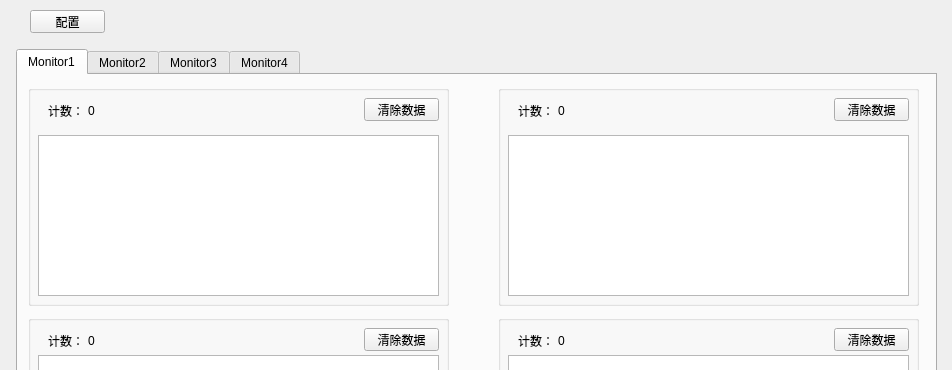
Before: the Qt Designer form mainwindow.ui in Mapleaph/comtest, drawn with Qt 5; both pictures show x 0 to 952 and y 0 to 370 of the 952 by 534 pixel window.
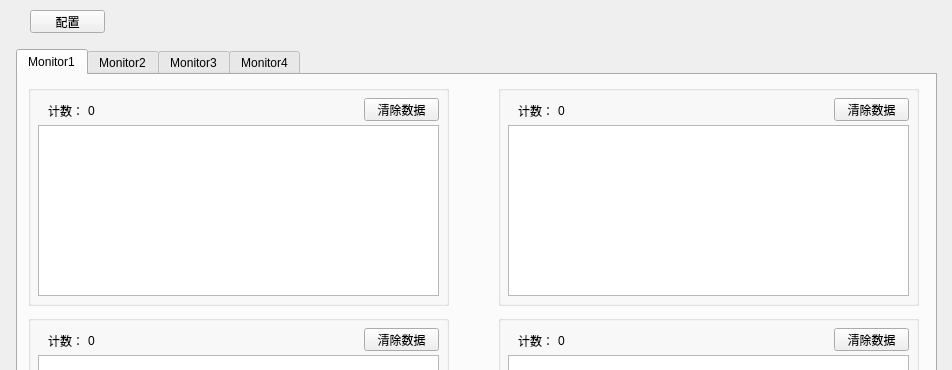
After: the same form once the commit is applied.

```diff
--- a/mainwindow.ui
+++ b/mainwindow.ui
@@ -71,9 +71,9 @@
        <property name="geometry">
         <rect>
          <x>10</x>
-         <y>50</y>
+         <y>40</y>
          <width>401</width>
-         <height>161</height>
+         <height>171</height>
         </rect>
        </property>
        <property name="contextMenuPolicy">
@@ -302,9 +302,9 @@
        <property name="geometry">
         <rect>
          <x>10</x>
-         <y>50</y>
+         <y>40</y>
          <width>401</width>
-         <height>161</height>
+         <height>171</height>
         </rect>
        </property>
        <property name="contextMenuPolicy">
```
Left out of the diff: 16 changed lines with no effect on the pictures.
